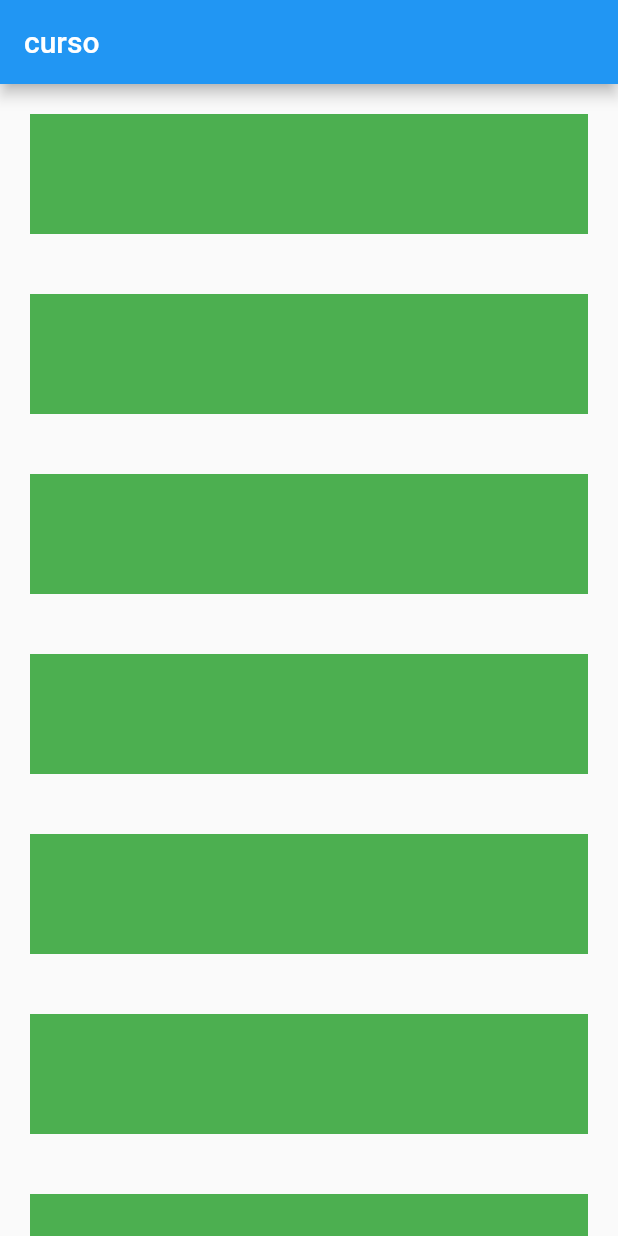
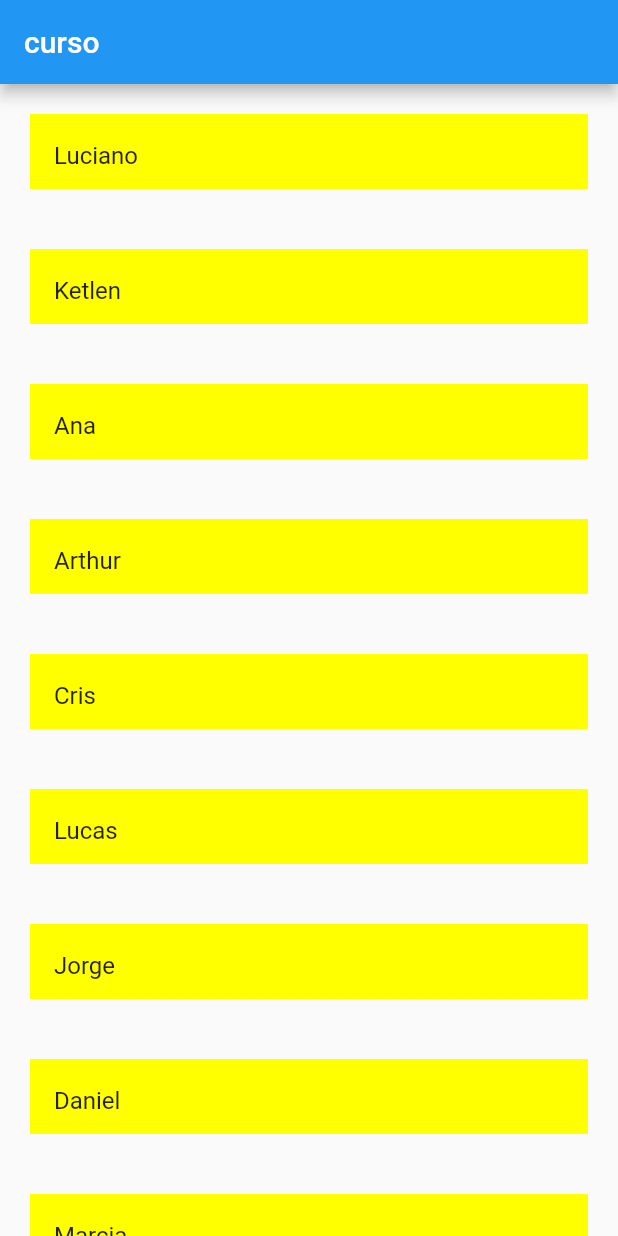
Before and after one commit to LucianoFraga27/Flutter-CursoFlutterando2, a Flutter app: the screen it shows after launch, on a phone screen of 412 x 824 dp. Run offline on Flutter 3.47's test engine with Material 2 defaults, Android fonts, the phone set to English and light mode, and no system bars.

Commit message:
ListView

```diff
--- a/lib/homepage.dart
+++ b/lib/homepage.dart
@@ -42,28 +42,28 @@ class Home extends StatefulWidget {
 class _HomeState extends State<Home> {
 
   var counter = 0;
+  final nomes = ['Luciano','Ketlen','Ana','Arthur','Cris','Lucas','Jorge','Daniel','Marcia','Amanda'];
 
   @override
   Widget build(BuildContext context) {
     return Scaffold(
         appBar: AppBar(title: Text("curso"),),
         body: Center(
-          child: SingleChildScrollView(
-            child: Column(
-              mainAxisAlignment: MainAxisAlignment.end,
-              crossAxisAlignment: CrossAxisAlignment.start,
-              children: [
-                for(int i = 0; i < 20; i++)
-                  Container(
-                    height: 80,
-                    width: double.infinity,
-                    margin: EdgeInsets.all(20),
-                    color: Colors.green,
+          child: ListView.builder(
+              itemCount: nomes.length,
+              itemBuilder: (context, index) {
+                return Container(
+                  height: 50,
+                  width: double.infinity,
+                  margin: EdgeInsets.all(20),
+                  color: Colors.yellowAccent,
+                  child: ListTile(
+                    title: Text(nomes[index])
                   ),
-              ],
+                );
+              }
             ),
           )
-        )
-    );
+        );
   }
 }
```
